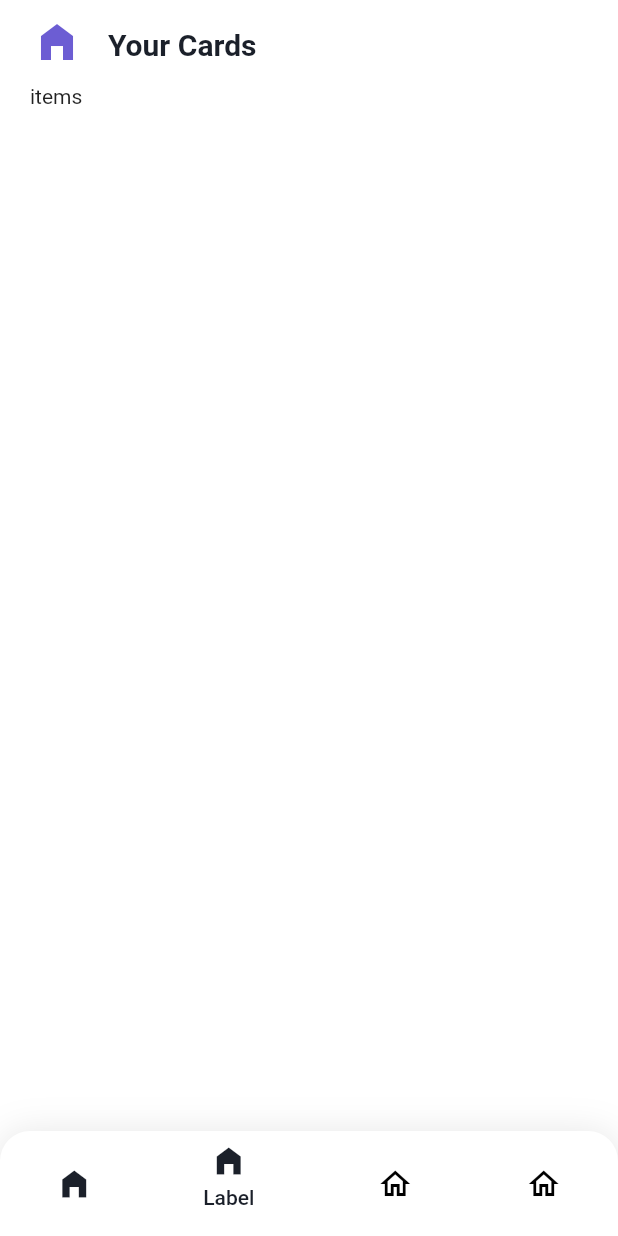
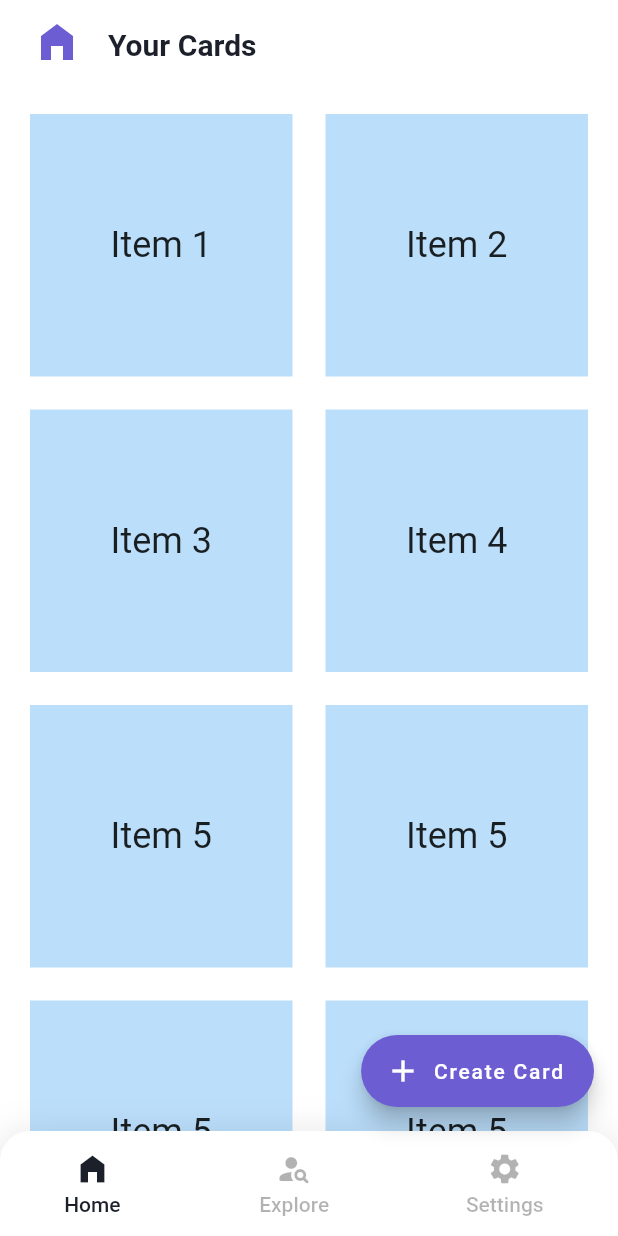
Before and after one commit to mayl730/flutter-easy-card, a Flutter app: the screen it shows after launch, on a phone screen of 412 x 824 dp. Run offline on Flutter 3.47's test engine with Material 2 defaults, Android fonts, the light colour scheme and no system bars; our stand-ins replace auto_size_text, firebase_core, flutter_form_builder, go_router; accounts and stored records are empty.

Commit message:
wip: home card listing ui and layout drafts

```diff
--- a/lib/home/ui/screens/HomeScreen.dart
+++ b/lib/home/ui/screens/HomeScreen.dart
@@ -11,6 +11,18 @@ class HomeScreen extends StatelessWidget {
     'Item 3',
     'Item 4',
     'Item 5',
+    'Item 5',
+    'Item 5',
+    'Item 5',
+    'Item 5',
+    'Item 5',
+    'Item 5',
+    'Item 5',
+    'Item 5',
+    'Item 5',
+    'Item 5',
+    'Item 5',
+    'Item 5',
   ];
 
   @override
@@ -18,6 +30,12 @@ class HomeScreen extends StatelessWidget {
     return Scaffold(
       extendBodyBehindAppBar: true,
       backgroundColor: Colors.white,
+      floatingActionButton: FloatingActionButton.extended(
+        onPressed: () {},
+        label: const Text('Create Card'),
+        icon: const Icon(Icons.add),
+        backgroundColor: easyPurple,
+      ),
       appBar: AppBar(
         backgroundColor: Colors.white,
         elevation: 0,
@@ -49,32 +67,25 @@ class HomeScreen extends StatelessWidget {
               color: Colors.black.withOpacity(0.1),
               spreadRadius: 1,
               blurRadius: 20,
-              offset: Offset(0, 2),
+              offset: const Offset(0, 2),
             ),
           ],
         ),
         child: Row(
           mainAxisAlignment: MainAxisAlignment.spaceAround,
           children: [
-            IconButton(
-              iconSize: 24,
-              icon: const Icon(Icons.home_filled),
-              onPressed: () {
-                context.push("/home");
-              },
-              color: black,
-            ),
             TextButton.icon(
-              onPressed: () => {},
-              icon: Column(
+              onPressed: () => {context.go("/home")},
+              icon: const Column(
                 children: [
+                  SizedBox(height: 5),
                   Icon(
                     Icons.home_filled,
                     color: black,
                     size: 24,
                   ),
                   Text(
-                    'Label',
+                    'Home',
                     style: TextStyle(
                       color: black,
                       height: 1.5,
@@ -82,38 +93,84 @@ class HomeScreen extends StatelessWidget {
                   ),
                 ],
               ),
-              label: Text(
-                '', //'Label',
-                style: TextStyle(
-                  color: Colors.red,
-                ),
+              label: const Text(
+                '',
               ),
             ),
-            IconButton(
-              iconSize: 24,
-              icon: const Icon(Icons.home_outlined),
-              onPressed: () {
-                context.push("/");
-              },
-              color: Colors.black,
+            TextButton.icon(
+              onPressed: () => {context.go("/home")},
+              icon: const Column(
+                children: [
+                  SizedBox(height: 5),
+                  Icon(
+                    Icons.person_search_rounded,
+                    color: inActiveGray,
+                    size: 24,
+                  ),
+                  Text(
+                    'Explore',
+                    style: TextStyle(
+                      color: inActiveGray,
+                      height: 1.5,
+                    ),
+                  ),
+                ],
+              ),
+              label: const Text(
+                '',
+              ),
             ),
-            IconButton(
-              iconSize: 24,
-              icon: const Icon(Icons.home_outlined),
-              onPressed: () {
-                context.push("/");
-              },
-              color: Colors.black,
+            TextButton.icon(
+              onPressed: () => {context.go("/home")},
+              icon: const Column(
+                children: [
+                  SizedBox(height: 5),
+                  Icon(
+                    Icons.settings,
+                    color: inActiveGray,
+                    size: 24,
+                  ),
+                  Text(
+                    'Settings',
+                    style: TextStyle(
+                      color: inActiveGray,
+                      height: 1.5,
+                    ),
+                  ),
+                ],
+              ),
+              label: const Text(
+                '',
+              ),
             ),
           ],
         ),
       ),
       body: SafeArea(
-          child: SingleChildScrollView(
-              child: Padding(
-        padding: EdgeInsets.symmetric(horizontal: sidePadding),
-        child: Text('items'),
-      ))),
+        child: Container(
+          child: GridView.builder(
+            padding: const EdgeInsets.all(20),
+            itemCount: items.length,
+            gridDelegate: SliverGridDelegateWithFixedCrossAxisCount(
+              crossAxisSpacing: 22,
+              mainAxisSpacing: 22,
+              crossAxisCount: 2,
+            ),
+            itemBuilder: (context, index) {
+              return Container(
+                color: Colors.blue.shade100,
+                child: Center(
+                    child: Text(
+                  items[index],
+                  style: TextStyle(
+                    fontSize: 24,
+                  ),
+                )),
+              );
+            },
+          ),
+        ),
+      ),
     );
   }
 }
--- a/lib/theme.dart
+++ b/lib/theme.dart
@@ -6,6 +6,8 @@ const double fontSizeH2 = 30;
 const double appTitleFontSize = 20;
 
 const black = Color(0xFF1B202A);
+const inActiveGray = Color.fromRGBO(0, 0, 0, 0.3);
+
 const easyPurple = Color(0xFF6C5DD3);
 const easyLightPurple = Color(0xFFCFC8FF);
 const easySubText = Color(0xFF808191);
```
